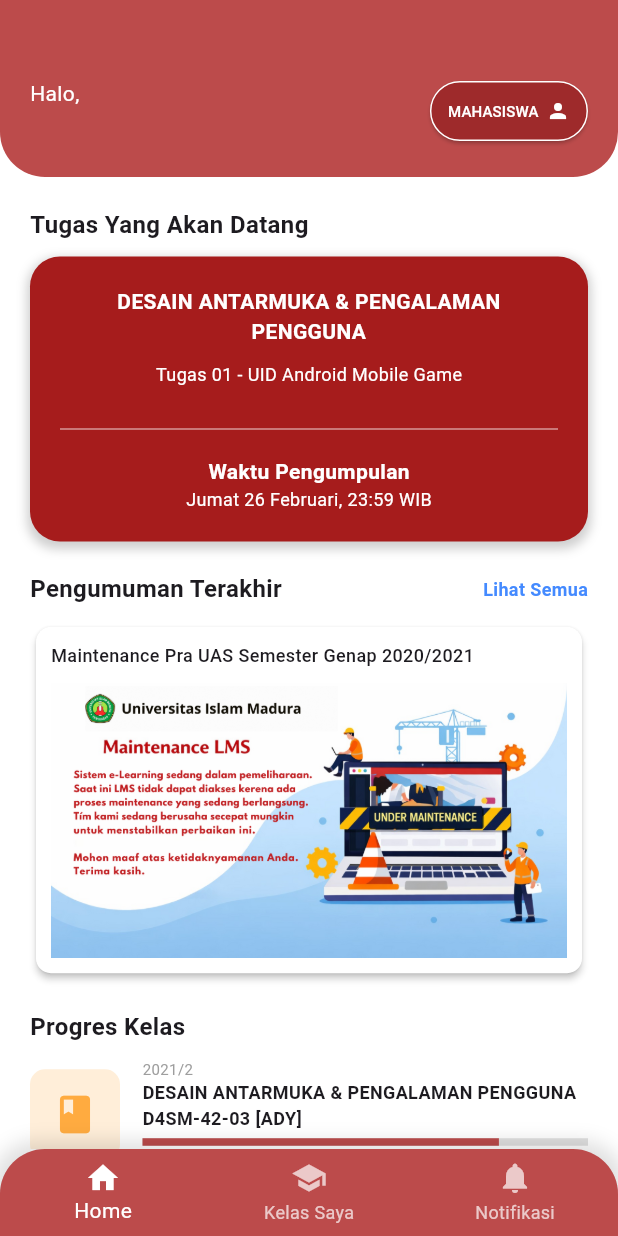
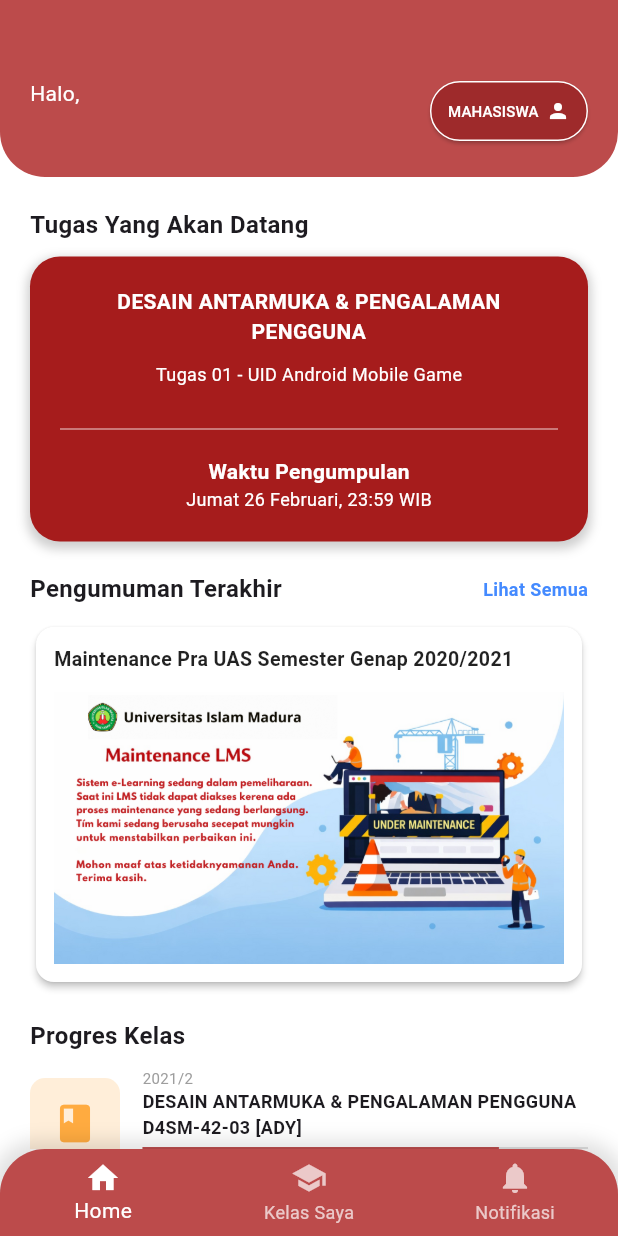
Before and after one commit to Yofaa123/Learning-Management-System, a Flutter app: the HomeScreen screen opened directly with empty values, on a phone screen of 412 x 824 dp. Run offline on Flutter 3.47's test engine with Material 3 defaults, Android fonts, the phone set to English and light mode, and no system bars.

Commit message:
menyempurnakan tampilan gambar pengumuman di halaman home

```diff
--- a/lib/screens/home/home_screen.dart
+++ b/lib/screens/home/home_screen.dart
@@ -269,30 +269,45 @@ class _HomeScreenState extends State<HomeScreen> {
     );
   }
 
-  Widget colAnnouncement(String _title, String _imageUrl) {
+  Widget colAnnouncement(String title, String imageUrl) {
     return Card(
       color: Colors.white,
-      shape: RoundedRectangleBorder(borderRadius: BorderRadius.circular(10)),
       elevation: 2,
+      shape: RoundedRectangleBorder(borderRadius: BorderRadius.circular(12)),
       child: Padding(
-        padding: const EdgeInsets.all(10),
+        padding: const EdgeInsets.all(12),
         child: Column(
           crossAxisAlignment: CrossAxisAlignment.start,
           children: [
             Text(
-              _title,
-              style: const TextStyle(fontSize: 12, fontWeight: FontWeight.w500),
+              title,
+              style: const TextStyle(
+                fontSize: 13,
+                fontWeight: FontWeight.w600,
+                color: Colors.black87,
+              ),
             ),
-            const SizedBox(height: 10),
-            Image.asset(
-              _imageUrl,
-              width: double.infinity,
-              fit: BoxFit.contain,
-              errorBuilder: (context, error, stackTrace) => Container(
-                height: 150,
-                color: Colors.grey[300],
-                child: const Center(
-                  child: Icon(Icons.image, color: Colors.grey),
+            const SizedBox(height: 12),
+
+            Center(
+              child: ConstrainedBox(
+                constraints: const BoxConstraints(maxWidth: 420),
+                child: Image.asset(
+                  imageUrl,
+                  fit: BoxFit.contain,
+                  errorBuilder: (context, error, stackTrace) {
+                    return Container(
+                      height: 160,
+                      width: 420,
+                      decoration: BoxDecoration(
+                        color: Colors.grey[300],
+                        borderRadius: BorderRadius.circular(8),
+                      ),
+                      child: const Center(
+                        child: Icon(Icons.image, color: Colors.grey, size: 40),
+                      ),
+                    );
+                  },
                 ),
               ),
             ),
```
